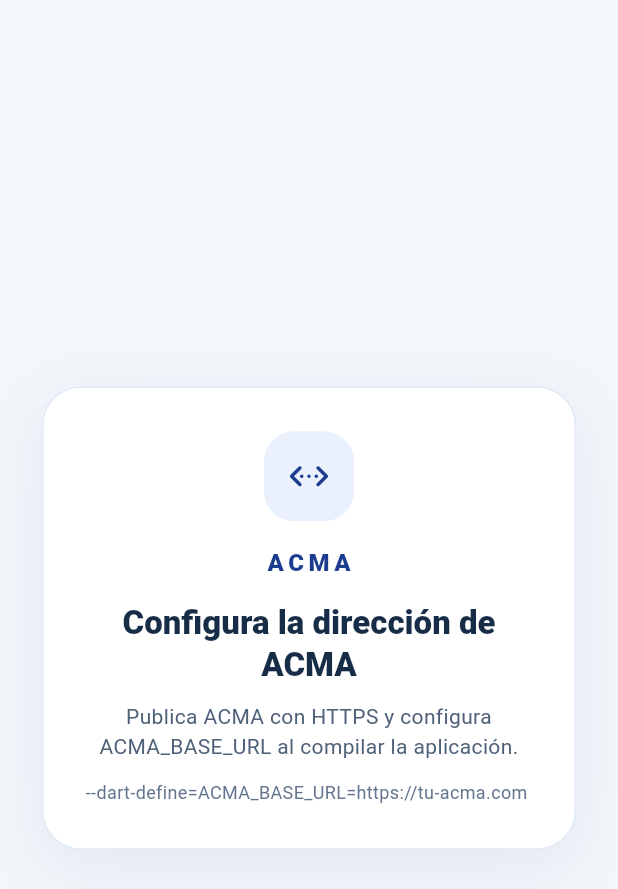
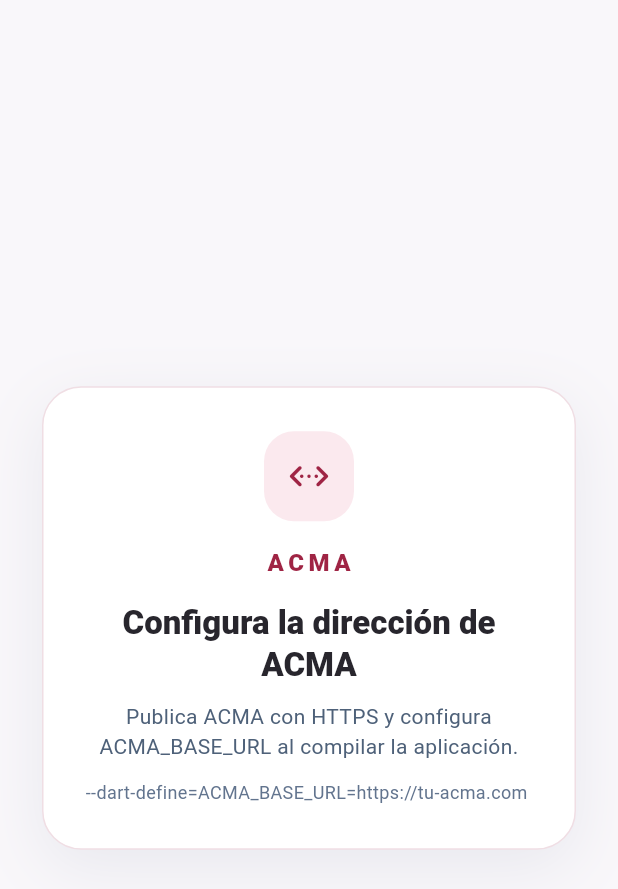
Before and after one commit to ZaidrakeOMG/acme-, a Flutter app: the screen it shows after launch, on a phone screen of 412 x 824 dp. Shown: the top 889 px of the screen. Run offline on Flutter 3.47's test engine with Material 3 defaults, Android fonts, the phone set to English and light mode, and no system bars; our stand-ins replace file_picker, permission_handler, webview_flutter; missing offline and left inert: webview_flutter_android.

Commit message:
style(acma): adaptar acceso y Android a identidad negro borgoña

```diff
--- a/mobile_flutter/lib/main.dart
+++ b/mobile_flutter/lib/main.dart
@@ -15,9 +15,9 @@ import 'configuracion_acma.dart';
 void main() {
   WidgetsFlutterBinding.ensureInitialized();
   SystemChrome.setSystemUIOverlayStyle(const SystemUiOverlayStyle(
-    statusBarColor: Color(0xFF112846),
+    statusBarColor: Color(0xFF24242C),
     statusBarIconBrightness: Brightness.light,
-    systemNavigationBarColor: Color(0xFFF3F6FB),
+    systemNavigationBarColor: Color(0xFFF9F7FA),
     systemNavigationBarIconBrightness: Brightness.dark,
   ));
   runApp(const AplicacionAcma());
@@ -32,19 +32,19 @@ class AplicacionAcma extends StatelessWidget {
         debugShowCheckedModeBanner: false,
         theme: ThemeData(
           colorScheme: ColorScheme.fromSeed(
-            seedColor: const Color(0xFF1C3D8F),
-            surface: const Color(0xFFF3F6FB),
+            seedColor: const Color(0xFF9F2444),
+            surface: const Color(0xFFF9F7FA),
           ),
           useMaterial3: true,
-          scaffoldBackgroundColor: const Color(0xFFF3F6FB),
+          scaffoldBackgroundColor: const Color(0xFFF9F7FA),
           textTheme: const TextTheme(
-            headlineSmall: TextStyle(fontWeight: FontWeight.w800, color: Color(0xFF172D47)),
-            titleLarge: TextStyle(fontWeight: FontWeight.w800, color: Color(0xFF172D47)),
+            headlineSmall: TextStyle(fontWeight: FontWeight.w800, color: Color(0xFF28262D)),
+            titleLarge: TextStyle(fontWeight: FontWeight.w800, color: Color(0xFF28262D)),
             bodyMedium: TextStyle(color: Color(0xFF4E6179), height: 1.45),
           ),
           filledButtonTheme: FilledButtonThemeData(
             style: FilledButton.styleFrom(
-              backgroundColor: const Color(0xFF1C3D8F),
+              backgroundColor: const Color(0xFF9F2444),
               foregroundColor: Colors.white,
               minimumSize: const Size(160, 48),
               shape: RoundedRectangleBorder(borderRadius: BorderRadius.circular(14)),
@@ -79,7 +79,7 @@ class _VistaAcmaState extends State<VistaAcma> {
 
     final controller = WebViewController()
       ..setJavaScriptMode(JavaScriptMode.unrestricted)
-      ..setBackgroundColor(const Color(0xFFF3F6FB))
+      ..setBackgroundColor(const Color(0xFFF9F7FA))
       ..setNavigationDelegate(
         NavigationDelegate(
           onProgress: (valor) {
@@ -215,12 +215,12 @@ class _VistaAcmaState extends State<VistaAcma> {
                 child: LinearProgressIndicator(
                   value: _progreso / 100,
                   minHeight: 3,
-                  color: const Color(0xFF1C3D8F),
-                  backgroundColor: const Color(0xFFE0E9F8),
+                  color: const Color(0xFF9F2444),
+                  backgroundColor: const Color(0xFFF3DEE5),
                 )),
             if (_fallo)
               Positioned.fill(child: ColoredBox(
-                color: const Color(0xFFF3F6FB),
+                color: const Color(0xFFF9F7FA),
                 child: Center(child: Padding(
                   padding: const EdgeInsets.all(24),
                   child: _PantallaAvisoAcma(
@@ -265,7 +265,7 @@ class _PantallaAvisoAcma extends StatelessWidget {
         child: DecoratedBox(
           decoration: BoxDecoration(
             color: Colors.white,
-            border: Border.all(color: const Color(0xFFE1EAF6)),
+            border: Border.all(color: const Color(0xFFF0DEE4)),
             borderRadius: BorderRadius.circular(26),
             boxShadow: const [BoxShadow(
               blurRadius: 36, offset: Offset(0, 12),
@@ -278,15 +278,15 @@ class _PantallaAvisoAcma extends StatelessWidget {
               Container(
                 width: 60, height: 60,
                 decoration: BoxDecoration(
-                  color: const Color(0xFFEAF1FD),
+                  color: const Color(0xFFFBE9EE),
                   borderRadius: BorderRadius.circular(20),
                 ),
-                child: Icon(icono, size: 29, color: const Color(0xFF1C3D8F)),
+                child: Icon(icono, size: 29, color: const Color(0xFF9F2444)),
               ),
               const SizedBox(height: 16),
               const Text('ACMA', style: TextStyle(
                 letterSpacing: 3, fontWeight: FontWeight.w900,
-                fontSize: 16, color: Color(0xFF1C3D8F),
+                fontSize: 16, color: Color(0xFF9F2444),
               )),
               const SizedBox(height: 15),
               Text(titulo, style: Theme.of(context).textTheme.titleLarge,
```
